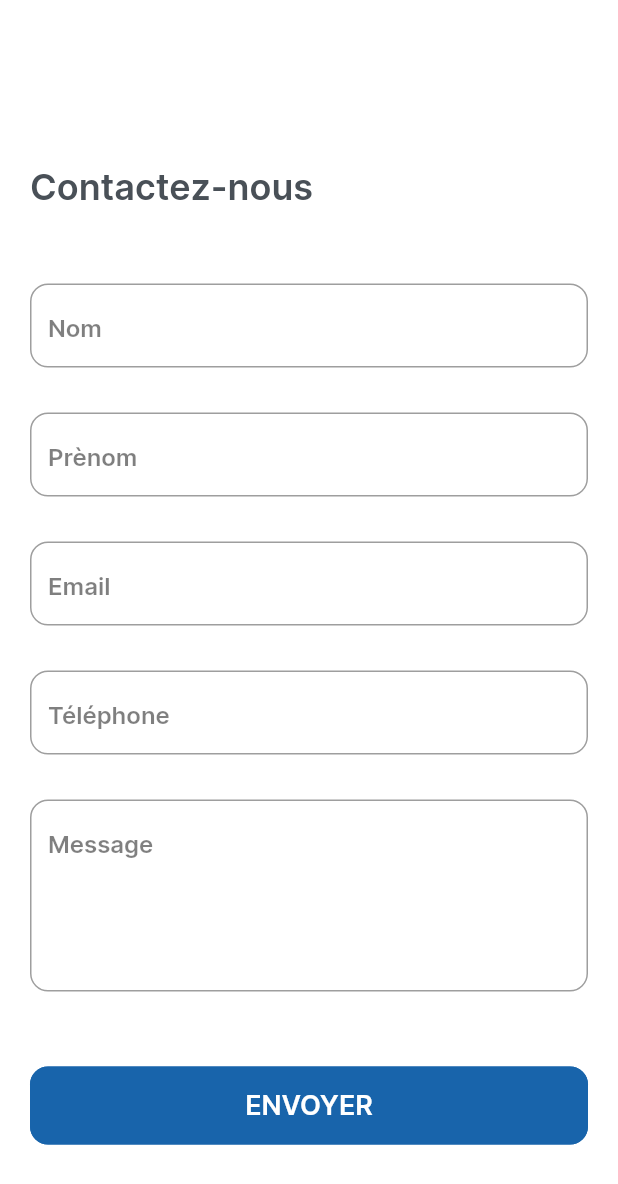
After one commit to Mouadspace/job-it-day, a Flutter app: the ContactUs screen opened by its route, on a phone screen of 412 x 824 dp. The commit adds this screen. Shown: the top 1184 px of the screen. Run offline on Flutter 3.47's test engine with Material 2 defaults, Android fonts, the light colour scheme and no system bars; our stand-ins replace flutter_svg, get.

Commit message:
contact us and custom message input

```diff
--- a/lib/main.dart
+++ b/lib/main.dart
@@ -2,6 +2,7 @@ import 'package:flutter/material.dart';
 import 'package:get/get.dart';
 import 'utils/mybindings.dart';
 import 'view/screens/auth/sign_up.dart';
+import 'view/screens/contact_us.dart';
 import 'view/screens/test_screen.dart';
 import 'view/screens/auth/sign_in.dart';
 import 'view/screens/user_type.dart';
@@ -65,7 +66,8 @@ class MyApp extends StatelessWidget {
         GetPage(name: "/signin", page: () => const SignIn()),
         GetPage(name: "/signup", page: () => const SignUp()),
         GetPage(name: "/test", page: () => TestScreen()),
-        GetPage(name: "/ensak_en_chiffre", page: () => EnsakChiffre()),
+        GetPage(name: "/ensak_en_chiffre", page: () => const EnsakChiffre()),
+        GetPage(name: "/contact_us", page: () => const ContactUs()),
         GetPage(name: "/students", page: () => const Students()),
         GetPage(name: "/error_page", page: () => const SomethingWrong()),
         GetPage(name: "/success_page", page: () => const InscriptionDone()),
--- /dev/null
+++ b/lib/view/screens/contact_us.dart
@@ -0,0 +1,66 @@
+import 'package:flutter/material.dart';
+import 'package:jobitday/view/screens/auth/sign_up.dart';
+import 'package:jobitday/view/widgets/custom_message_input.dart';
+
+import '../widgets/custom_button.dart';
+import '../widgets/custom_input.dart';
+
+class ContactUs extends StatelessWidget {
+  const ContactUs({super.key});
+
+  @override
+  Widget build(BuildContext context) {
+    final formKey = GlobalKey<FormState>();
+    return Scaffold(
+      backgroundColor: Colors.white,
+      body: SafeArea(
+          child: SingleChildScrollView(
+        physics: const BouncingScrollPhysics(),
+        child: Padding(
+          padding: const EdgeInsets.symmetric(horizontal: 20),
+          child: Form(
+            key: formKey,
+            child: Column(
+              crossAxisAlignment: CrossAxisAlignment.start,
+              children: [
+                const SizedBox(height: 110),
+                Text(
+                  'Contactez-nous',
+                  style: Theme.of(context).textTheme.titleLarge,
+                ),
+                const SizedBox(height: 50),
+                const CustomInput(
+                  hintText: 'Nom',
+                ),
+                const SizedBox(height: 30),
+                const CustomInput(
+                  hintText: 'Prènom',
+                ),
+                const SizedBox(height: 30),
+                const CustomInput(
+                  hintText: "Email",
+                  validator: isEmail,
+                ),
+                const SizedBox(height: 30),
+                const CustomInput(
+                  hintText: 'Téléphone',
+                ),
+                const SizedBox(height: 30),
+                const CustomMessageInput(
+                  hintText: 'Message',
+                ),
+                const SizedBox(height: 50),
+                CustomButton(
+                    outline: false,
+                    text: "ENVOYER",
+                    onTabHandler: () {
+                      // Send the message to the table of the managers, or at least to the email of the managers.
+                    }),
+              ],
+            ),
+          ),
+        ),
+      )),
+    );
+  }
+}
--- /dev/null
+++ b/lib/view/widgets/custom_message_input.dart
@@ -0,0 +1,30 @@
+import 'package:flutter/material.dart';
+
+class CustomMessageInput extends StatelessWidget {
+  final String hintText;
+  final String? Function(String?)? validator;
+  const CustomMessageInput({super.key, required this.hintText, this.validator});
+
+  @override
+  Widget build(BuildContext context) {
+    const TextStyle hintStyle = TextStyle(
+      color: Color.fromRGBO(0, 0, 0, 0.5),
+      fontSize: 16,
+    );
+    return TextFormField(
+      validator: validator,
+      keyboardType: TextInputType.emailAddress,
+      decoration: InputDecoration(
+        isDense: true,
+        hintText: hintText,
+        hintStyle: hintStyle,
+        border: OutlineInputBorder(
+          borderSide: const BorderSide(width: 2),
+          borderRadius: BorderRadius.circular(12),
+        ),
+      ),
+      maxLines: null,
+      minLines: 4,
+    );
+  }
+}
```
